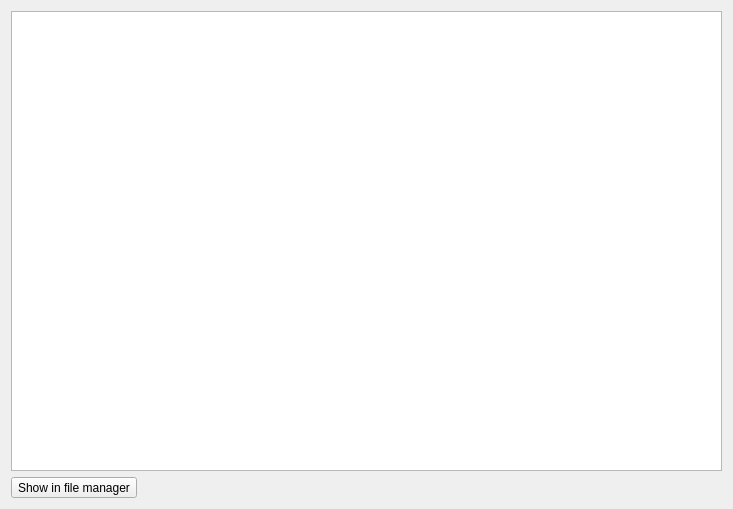
Old version of the form app/playlist_ui/trackinfodialog.ui in the repository olegantonyan/mpz.
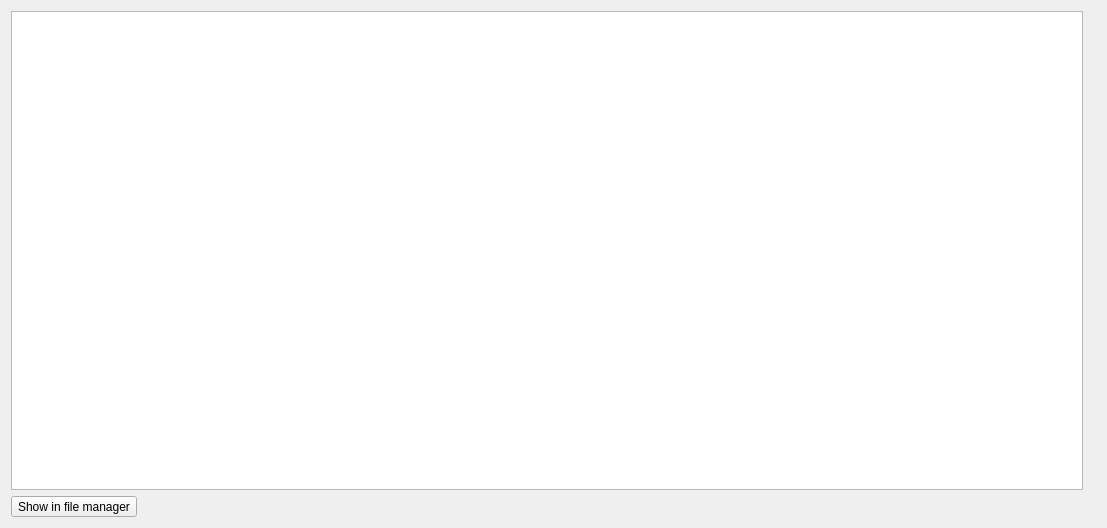
New version of the form.

Commit message: show album covers in track info dialog

Patch:
```diff
--- a/app/playlist_ui/trackinfodialog.ui
+++ b/app/playlist_ui/trackinfodialog.ui
@@ -6,8 +6,8 @@
    <rect>
     <x>0</x>
     <y>0</y>
-    <width>733</width>
-    <height>509</height>
+    <width>1107</width>
+    <height>528</height>
    </rect>
   </property>
   <property name="windowTitle">
@@ -15,6 +15,8 @@
   </property>
   <layout class="QVBoxLayout" name="verticalLayout">
    <item>
+    <layout class="QHBoxLayout" name="horizontalLayout">
+     <item>
     <widget class="QTableView" name="tableView">
      <attribute name="horizontalHeaderVisible">
       <bool>false</bool>
@@ -23,6 +25,15 @@
       <bool>false</bool>
      </attribute>
     </widget>
+     </item>
+     <item>
+      <widget class="QLabel" name="labelCoverArt">
+       <property name="text">
+        <string/>
+       </property>
+      </widget>
+     </item>
+    </layout>
    </item>
    <item>
     <widget class="QToolButton" name="toolButtonOpenFileManager">
```
Lines whose indentation alone changed are shown as unchanged. The commit also changes 3 other files.
